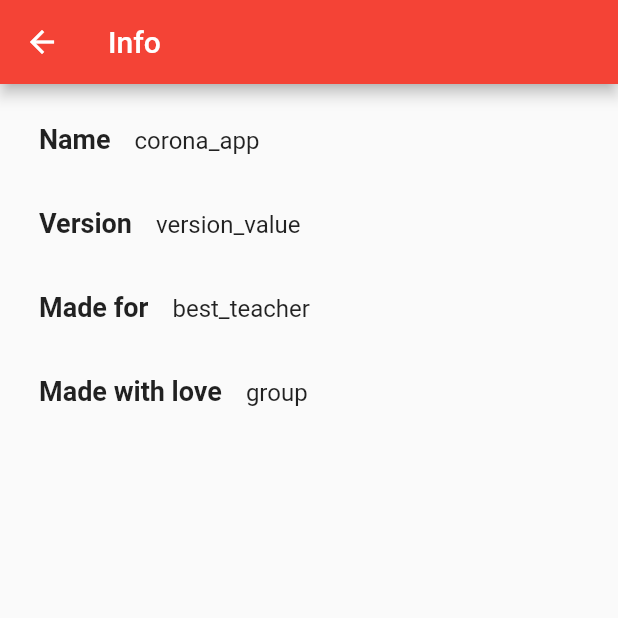
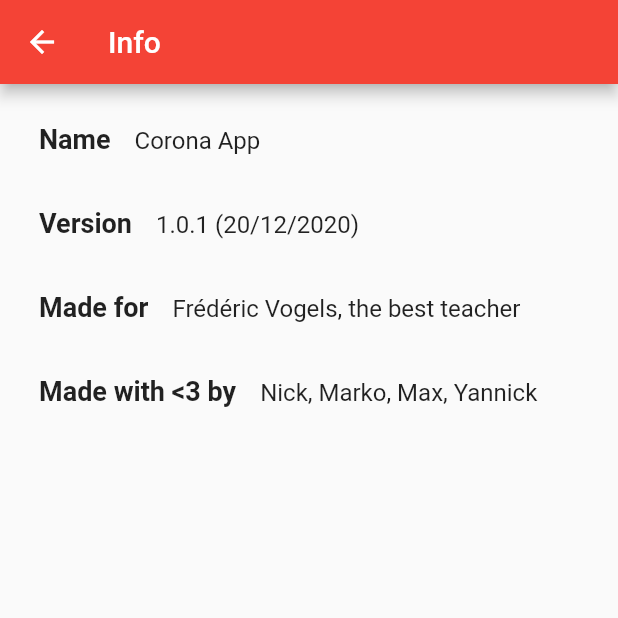
Before and after one commit to ucll-mobile-2021/project-coronaapp, a Flutter app: the InfoTab screen opened directly, on a phone screen of 412 x 824 dp, the top half of it. Run offline on Flutter 3.47's test engine with Material 2 defaults, Android fonts, the phone set to English and light mode, and no system bars; our stand-ins replace shared_preferences; accounts and stored records are empty; network calls fail.

Commit message:
Encore des traductions

```diff
--- a/lib/lang/de.json
+++ b/lib/lang/de.json
@@ -34,7 +34,7 @@
   "name": "Name",
   "version": "Ausführung",
   "made_for": "Gemacht für",
-  "made_with_love": "mit Liebe gemacht",
+  "made_with_love": "mit <3 gemacht von",
   "corona_app": "Corona App",
   "version_value": "1.0.1 (20/12/2020)",
   "best_teacher": "Frédéric Vogels, der beste Lehrer",
--- a/lib/lang/en.json
+++ b/lib/lang/en.json
@@ -34,7 +34,7 @@
   "name": "Name",
   "version": "Version",
   "made_for": "Made for",
-  "made_with_love": "Made with love",
+  "made_with_love": "Made with <3 by",
   "corona_app": "Corona App",
   "version_value": "1.0.1 (20/12/2020)",
   "best_teacher": "Frédéric Vogels, the best teacher",
--- a/lib/lang/fr.json
+++ b/lib/lang/fr.json
@@ -34,7 +34,7 @@
   "name": "Nom",
   "version": "Version",
   "made_for": "Fait pour",
-  "made_with_love": "Fait avec amour",
+  "made_with_love": "Fait avec <3 par",
   "corona_app": "Corona App",
   "version_value": "1.0.1 (20/12/2020)",
   "best_teacher": "Frédéric Vogels, le meilleur professeur",
--- a/lib/lang/nl.json
+++ b/lib/lang/nl.json
@@ -34,7 +34,7 @@
   "name": "Naam",
   "version": "Versie",
   "made_for": "Gemaakt voor",
-  "made_with_love": "Gemaakt met liefde",
+  "made_with_love": "Gemaakt met <3 door",
   "corona_app": "Corona App",
   "version_value": "1.0.1 (20/12/2020)",
   "best_teacher": "Frédéric Vogels, de beste leraar",
--- a/lib/screens/more/info.dart
+++ b/lib/screens/more/info.dart
@@ -34,13 +34,13 @@ class InfoTab extends StatelessWidget {
         itemBuilder: (context, index) {
           return ListTile(
             leading: Text(
-              getTranslated(context, informationItems[index]["key"]), // TODO TRANSLATE
+              getTranslated(context, informationItems[index]["key"]),
               style: TextStyle(
                 fontSize: 18.0,
                 fontWeight: FontWeight.bold,
               ),
             ),
-            title: Text(informationItems[index]["value"]), // TODO TRANSLATE
+            title: Text(getTranslated(context, informationItems[index]["value"])),
           );
         },
       ),
--- a/lib/widgets/screenappbar.dart
+++ b/lib/widgets/screenappbar.dart
@@ -26,7 +26,7 @@ class ScreenAppBar extends StatelessWidget implements PreferredSizeWidget {
     return ChangeNotifierProvider<ThemeChanger>(
       create: (_) => ThemeChanger(ThemeData.light()), // Bij app openen is mode eerst op light
       child: new AppBar(
-        //brightness: _themeChanger.getBrightness(), // THEMA TODO MORE?
+        brightness: _themeChanger.getBrightness(), // THEMA TODO MORE?
         backgroundColor: _themeChanger.themeColors(), // THEMA
         title: Text(
           titleOfScreen,
```
Also changed, not shown: lib/main.dart (+3 -6 lines), lib/config/theme.dart (line endings or trailing spaces).
